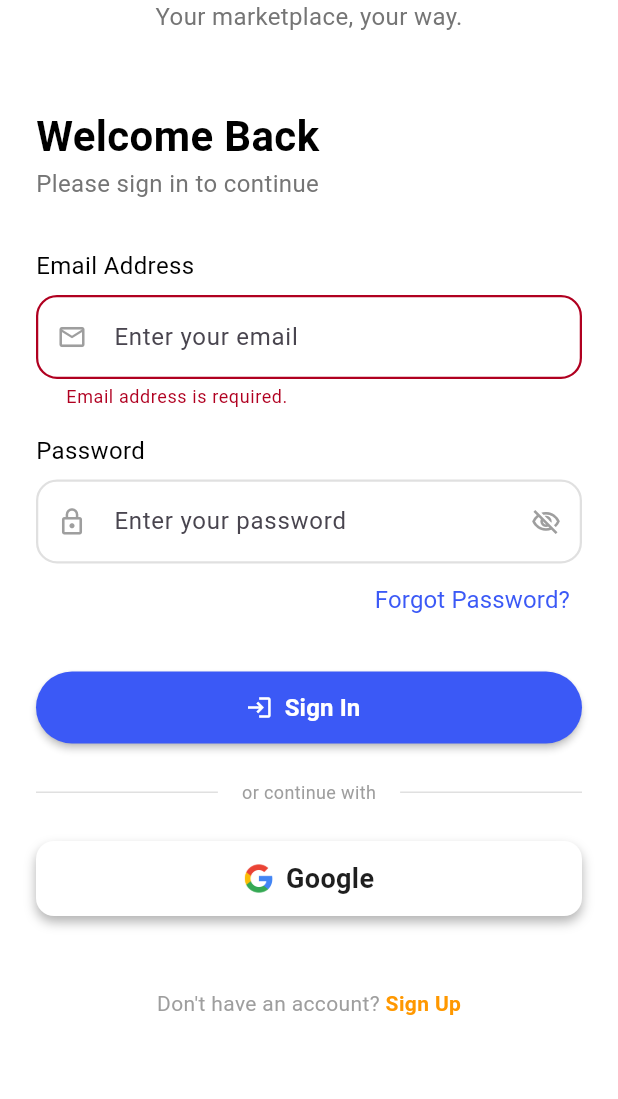
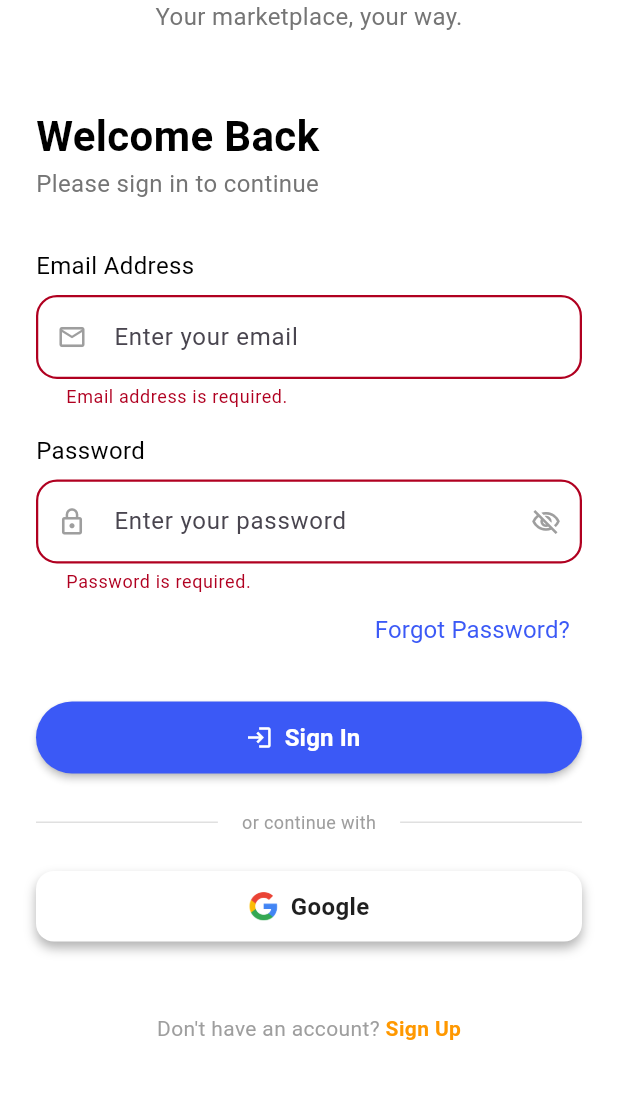
Before and after one commit to dinseanghai/shoppex, a Flutter app: the SignInView screen opened by its route, after a tap on "Sign In", on a phone screen of 412 x 824 dp, the part 89-1188 px from its top. Run offline on Flutter 3.47's test engine with Material 3 defaults, Android fonts, the phone set to English and light mode, and no system bars; our stand-ins replace connectivity_plus, dio, flutter_native_splash, flutter_secure_storage, get; accounts and stored records are empty.

Commit message:
refactor(auth): write user token to secure storage

```diff
--- a/lib/core/utils/validators.dart
+++ b/lib/core/utils/validators.dart
@@ -1,9 +1,9 @@
 mixin FormValidators { // <-- Just change 'abstract class' to 'mixin'
 
   /// Validates that a field is not empty.
-  String? validateRequired(String? value, {String fieldName = 'This field'}) {
+  String? validateRequired(String? value) {
     if (value == null || value.trim().isEmpty) {
-      return '$fieldName is required.';
+      return 'Password is required.';
     }
     return null;
   }
--- a/lib/data/local/secure_storage.dart
+++ b/lib/data/local/secure_storage.dart
@@ -0,0 +1,19 @@
+import 'package:flutter_secure_storage/flutter_secure_storage.dart';
+import 'package:get/get.dart';
+
+class SecureStorage extends GetxService {
+  static final storage = FlutterSecureStorage();
+
+  static void write(String value) async {
+    await storage.write(key: 'token', value: value);
+  }
+
+  static void remove(String value) async {
+    await storage.delete(key: 'token');
+  }
+
+  static Future<String?> getToken() async {
+    return await storage.read(key: 'token');
+  }
+
+}
--- a/lib/dependency_injection.dart
+++ b/lib/dependency_injection.dart
@@ -1,9 +1,12 @@
 import 'package:get/get.dart';
-
+import 'package:shoppex/shared/services/auth_service.dart';
 import 'core/network/api_client.dart';
+import 'data/local/secure_storage.dart';
 
 class DependencyInjection {
   static void init() {
     Get.put(ApiClient());
+    Get.put(SecureStorage());
+    Get.put(AuthService());
   }
 }
--- a/lib/modules/sign_in/views/sign_in_view.dart
+++ b/lib/modules/sign_in/views/sign_in_view.dart
@@ -76,8 +76,8 @@ class SignInView extends StatelessWidget {
                       hint: 'Enter your password',
                       isPassword: controller.isPasswordObscured.value,
                       keyboardType: TextInputType.visiblePassword,
-                      controller: controller.passwordController, // Correct
-                      //validator: controller.validatePassword,
+                      controller: controller.passwordController,
+                      validator: controller.validateRequired,
                       suffixIcon: IconButton(
                         icon: Icon(
                           controller.isPasswordObscured.value
@@ -108,10 +108,11 @@ class SignInView extends StatelessWidget {
                       icon: Icons.login,
                       isBold: true,
                       text: 'Sign In',
-                      isLoading: controller.isLoading.value, // Assuming CustomButton accepts isLoading
+                      isLoading: controller.isLoading.value,
+                      // FIX: Passing an empty function prevents double-taps without breaking the button's background style
                       onPressed: controller.isLoading.value
-                          ? null // Prevents accidental double-tap submissions while loading
-                          : () => controller.handleSignIn(), // Triggers validation safely
+                          ? () {}
+                          : () => controller.handleSignIn(),
                     ),
                   ),
                   AppSizes.gapH24,
--- a/lib/modules/sign_in/widgets/google_signin.dart
+++ b/lib/modules/sign_in/widgets/google_signin.dart
@@ -36,7 +36,7 @@ class GoogleSignInButton extends StatelessWidget {
             const Text(
               'Google',
               style: TextStyle(
-                fontSize: 18.0,
+                fontSize: 16.0,
                 fontWeight: FontWeight.w600,
                 color: Color(0xFF1F1F1F), // Off-black color for a modern look
                 fontFamily: 'Roboto', // Use your app's preferred font
--- a/lib/shared/widgets/custom_button.dart
+++ b/lib/shared/widgets/custom_button.dart
@@ -1,6 +1,8 @@
 import 'package:flutter/material.dart';
+
 import '../../core/constants/app_colors.dart';
 import '../../core/theme/app_text_styles.dart';
+import 'loading_widget.dart';
 
 enum ButtonType { elevated, filled, tonal, outlined, text }
 
@@ -9,12 +11,12 @@ class CustomButton extends StatelessWidget {
   final VoidCallback? onPressed;
   final ButtonType buttontype;
   final IconData? icon;
-  final IconAlignment iconAlignment; // Added: Controls icon position (start or end)
+  final IconAlignment iconAlignment;
   final bool isLoading;
   final double? width;
   final double height;
   final Widget? textWidget;
-  final bool isBold; // Added: Bold typography toggle flag
+  final bool isBold;
 
   const CustomButton({
     super.key,
@@ -22,12 +24,12 @@ class CustomButton extends StatelessWidget {
     required this.onPressed,
     this.buttontype = ButtonType.filled,
     this.icon,
-    this.iconAlignment = IconAlignment.start, // Defaults to front (start)
+    this.iconAlignment = IconAlignment.start,
     this.isLoading = false,
     this.width,
-    this.height = 48.0, // Updated to standard hit-target size using p48 concept
+    this.height = 48.0,
     this.textWidget,
-    this.isBold = false, // Added: Defaults to normal text style
+    this.isBold = false,
   });
 
   // --- Button Styles Linked to App Tokens ---
@@ -50,7 +52,7 @@ class CustomButton extends StatelessWidget {
 
   ButtonStyle _tonalStyle() {
     return FilledButton.styleFrom(
-      backgroundColor: AppColors.info.withOpacity(0.2), // Derived tonal look from Info Token
+      backgroundColor: AppColors.info.withOpacity(0.2),
       foregroundColor: AppColors.buttonPrimary,
       shape: RoundedRectangleBorder(borderRadius: BorderRadius.circular(30)),
     );
@@ -81,7 +83,6 @@ class CustomButton extends StatelessWidget {
     // 1. Determine text styling colors dynamically based on background
     final bool isDarkBackground = buttontype == ButtonType.filled || buttontype == ButtonType.elevated;
 
-    // Modified: Dynamically appends bold weight if 'isBold' is true
     final TextStyle defaultStyle = AppTextStyles.buttonPrimary.copyWith(
       color: isDarkBackground ? AppColors.textOnPrimary : AppColors.buttonPrimary,
       fontWeight: isBold ? FontWeight.bold : FontWeight.normal,
@@ -90,15 +91,11 @@ class CustomButton extends StatelessWidget {
     // 2. Select the content layer (Default Text vs Custom Widget / Obx)
     final Widget labelWidget = textWidget ?? Text(text, style: defaultStyle);
 
-    // 3. Loading Indicator with color match guarantees
+    // 3. Modern Loading Indicator integration with explicit style mapping
     final Widget finalContent = isLoading
-        ? SizedBox(
-      width: 20,
-      height: 20,
-      child: CircularProgressIndicator(
-        strokeWidth: 2,
-        color: isDarkBackground ? AppColors.textOnPrimary : AppColors.buttonPrimary,
-      ),
+        ? LoadingWidget(
+      isButtonMode: true,
+      color: isDarkBackground ? AppColors.textOnPrimary : AppColors.buttonPrimary,
     )
         : labelWidget;
 
@@ -113,6 +110,7 @@ class CustomButton extends StatelessWidget {
     }
 
     // 5. Build Content Engine Layout
+    // Guarding check: If it's loading, we force standard button layout so the loader sits perfectly centered
     Widget button;
     if (icon != null && !isLoading) {
       button = _buildIconButton(currentStyle, finalContent);
--- a/lib/shared/widgets/custom_textformfield.dart
+++ b/lib/shared/widgets/custom_textformfield.dart
@@ -10,7 +10,7 @@ class CustomFormField extends StatefulWidget {
   final bool? autofocus;
   final TextEditingController? controller;
   final TextInputType keyboardType;
-  final String? Function(String?)? validator; // Fixed the typo from 'valicator'
+  final String? Function(String?)? validator;
 
   const CustomFormField({
     super.key,
--- a/pubspec.yaml
+++ b/pubspec.yaml
@@ -39,6 +39,7 @@ dependencies:
   flutter_native_splash: ^2.4.7
   connectivity_plus: ^7.1.1
   dio: ^5.9.2
+  flutter_secure_storage: ^10.2.0
 
 dev_dependencies:
   flutter_test:
```
Also changed, not shown: lib/modules/sign_in/controllers/sign_in_controller.dart (+13 -4 lines), lib/shared/services/auth_service.dart (added, +20 -0 lines), lib/shared/widgets/loading_widget.dart (added, +58 -0 lines), pubspec.lock, 5 other files.
